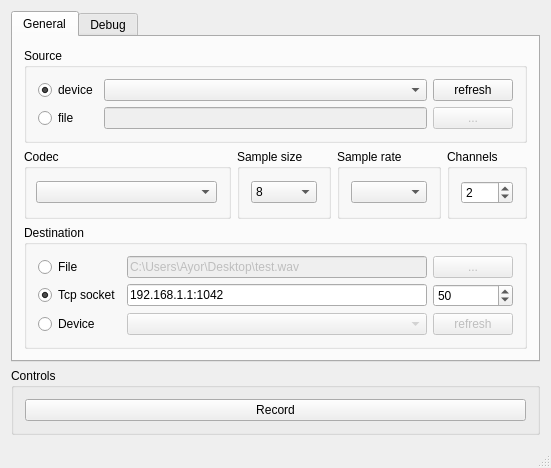
Before: the Qt Designer form mainwindow.ui in Chr0nos/audio-transfer, drawn with Qt 5.
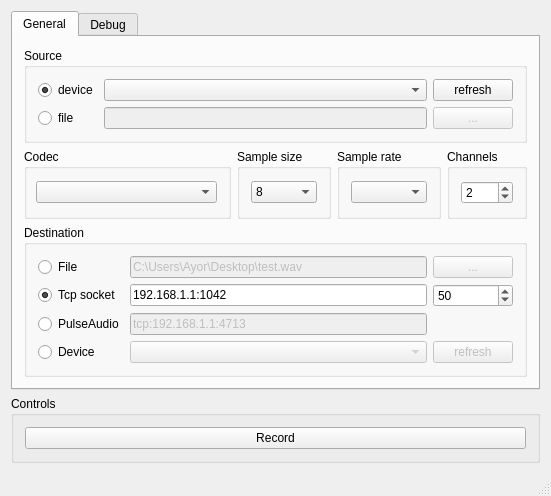
After: the same form once the commit is applied.

Commit message: started implementation of pulseaudio native fixed some bugs gentoo ebuild now support qt version (4 or 5) , the pulse flag did nothing for now

Diff of the .ui file:
```diff
--- a/mainwindow.ui
+++ b/mainwindow.ui
@@ -7,7 +7,7 @@
     <x>0</x>
     <y>0</y>
     <width>551</width>
-    <height>445</height>
+    <height>471</height>
    </rect>
   </property>
   <property name="windowTitle">
@@ -224,14 +224,14 @@
              </property>
             </widget>
            </item>
-           <item row="2" column="0">
+           <item row="3" column="0">
             <widget class="QRadioButton" name="destinationDeviceRadio">
              <property name="text">
               <string>Device</string>
              </property>
             </widget>
            </item>
-           <item row="2" column="1">
+           <item row="3" column="1">
             <widget class="QComboBox" name="destinationDeviceCombo">
              <property name="enabled">
               <bool>false</bool>
@@ -254,7 +254,7 @@
              </property>
             </widget>
            </item>
-           <item row="2" column="2">
+           <item row="3" column="2">
             <widget class="QPushButton" name="refreshOutputDevices">
              <property name="enabled">
               <bool>false</bool>
@@ -264,6 +264,26 @@
              </property>
             </widget>
            </item>
+           <item row="2" column="0">
+            <widget class="QRadioButton" name="destinationRadioPulseAudio">
+             <property name="toolTip">
+              <string>&lt;html&gt;&lt;head/&gt;&lt;body&gt;&lt;p&gt;using PuseAudio API&lt;/p&gt;&lt;/body&gt;&lt;/html&gt;</string>
+             </property>
+             <property name="text">
+              <string>PulseAudio</string>
+             </property>
+            </widget>
+           </item>
+           <item row="2" column="1">
+            <widget class="QLineEdit" name="destinationPulseAudioLineEdit">
+             <property name="enabled">
+              <bool>false</bool>
+             </property>
+             <property name="text">
+              <string>tcp:192.168.1.1:4713</string>
+             </property>
+            </widget>
+           </item>
           </layout>
          </widget>
         </item>
```
The commit also changes 8 other files.
